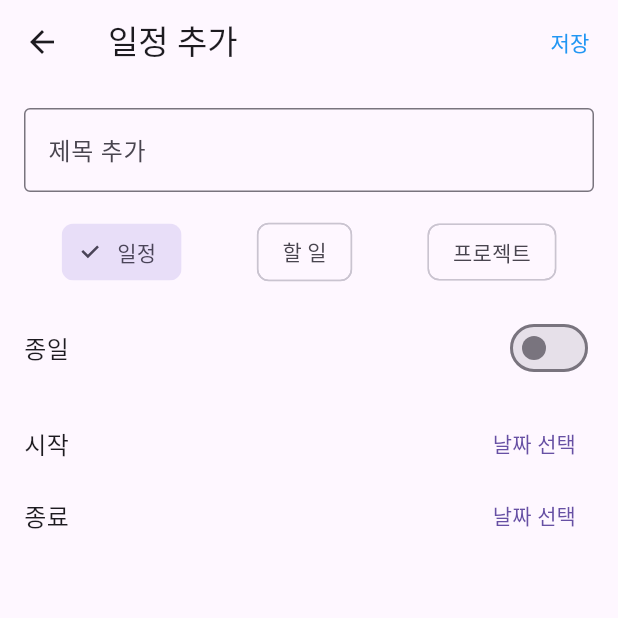
After one commit to jwidom-pixel/Roseo__study, a Flutter app: the screen it shows after launch, after a tap on the "add" icon, on a phone screen of 412 x 824 dp, the top half of it. The commit adds this screen. Run offline on Flutter 3.47's test engine with Material 3 defaults, Android fonts, the phone set to English and light mode, and no system bars; network calls fail.

Commit message:
failed but saving

```diff
--- /dev/null
+++ b/lib/add_schedule/add_schedule.dart
@@ -0,0 +1,241 @@
+import 'dart:convert'; // For JSON decoding
+import 'package:flutter/material.dart';
+import 'package:collection/collection.dart';
+
+class AddSchedulePage extends StatefulWidget {
+  @override
+  _AddSchedulePageState createState() => _AddSchedulePageState();
+}
+
+class Project {
+  final String name;
+  final bool isCompleted;
+  final Color color;
+
+  Project({
+    required this.name,
+    required this.isCompleted,
+    required this.color,
+  });
+
+  factory Project.fromJson(Map<String, dynamic> json) {
+    return Project(
+      name: json['name'],
+      isCompleted: json['isCompleted'],
+      color: Color(int.parse(json['color'].substring(1, 7), radix: 16) + 0xFF000000), // #RRGGBB -> ARGB
+    );
+  }
+}
+
+class _AddSchedulePageState extends State<AddSchedulePage> {
+  String selectedType = '일정'; // Default selected type
+  bool isAllDay = false; // Default all-day toggle
+  DateTime? startDate;
+  DateTime? endDate;
+
+  List<Project> projectList = []; // 프로젝트 데이터 저장
+  String? selectedLabel; // 선택된 프로젝트 이름
+
+  @override
+  void initState() {
+    super.initState();
+    _loadProjects(); // JSON 데이터를 로드
+  }
+
+  // JSON 파일 읽기
+  Future<void> _loadProjects() async {
+    final String response =
+        await DefaultAssetBundle.of(context).loadString('assets/projects.json');
+    final data = json.decode(response);
+    setState(() {
+      projectList = (data['projects'] as List)
+          .map((json) => Project.fromJson(json))
+          .toList();
+    });
+  }
+
+  @override
+  Widget build(BuildContext context) {
+    return Scaffold(
+      appBar: AppBar(
+        title: Text('일정 추가'),
+        actions: [
+          TextButton(
+            onPressed: () {
+              // Save functionality here
+            },
+            child: Text(
+              '저장',
+              style: TextStyle(color: Colors.blue),
+            ),
+          ),
+        ],
+      ),
+      body: Padding(
+        padding: const EdgeInsets.all(16.0),
+        child: Column(
+          crossAxisAlignment: CrossAxisAlignment.start,
+          children: [
+            TextField(
+              decoration: InputDecoration(
+                labelText: '제목 추가',
+                border: OutlineInputBorder(),
+              ),
+            ),
+            SizedBox(height: 16),
+            Row(
+              mainAxisAlignment: MainAxisAlignment.spaceAround,
+              children: [
+                ChoiceChip(
+                  label: Text('일정'),
+                  selected: selectedType == '일정',
+                  onSelected: (selected) {
+                    if (selected) {
+                      setState(() {
+                        selectedType = '일정';
+                      });
+                    }
+                  },
+                ),
+                ChoiceChip(
+                  label: Text('할 일'),
+                  selected: selectedType == '할 일',
+                  onSelected: (selected) {
+                    if (selected) {
+                      setState(() {
+                        selectedType = '할 일';
+                      });
+                    }
+                  },
+                ),
+                ChoiceChip(
+                  label: Text('프로젝트'),
+                  selected: selectedType == '프로젝트',
+                  onSelected: (selected) {
+                    if (selected) {
+                      setState(() {
+                        selectedType = '프로젝트';
+                      });
+                    }
+                  },
+                ),
+              ],
+            ),
+            SizedBox(height: 16),
+            if (selectedType == '프로젝트') ...[
+              Text('라벨 선택', style: TextStyle(fontSize: 16)),
+              SizedBox(height: 8),
+              DropdownButtonFormField<Project>(
+                decoration: InputDecoration(
+                  border: OutlineInputBorder(),
+                ),
+                value: selectedLabel != null
+    ? projectList.firstWhereOrNull((project) => project.name == selectedLabel)
+    : null,
+                items: projectList
+                    .where((project) => !project.isCompleted) // 완료되지 않은 프로젝트만 필터링
+                    .map((project) {
+                      return DropdownMenuItem<Project>(
+                        value: selectedLabel != null
+    ? projectList.firstWhereOrNull((project) => project.name == selectedLabel)
+    : null,
+                        child: Row(
+                          children: [
+                            Container(
+                              width: 16,
+                              height: 16,
+                              decoration: BoxDecoration(
+                                color: project.color, // 프로젝트 색상 표시
+                                shape: BoxShape.circle,
+                              ),
+                            ),
+                            SizedBox(width: 8),
+                            Text(project.name), // 프로젝트 이름 표시
+                          ],
+                        ),
+                      );
+                    })
+                    .toList(),
+                onChanged: (Project? value) {
+                  setState(() {
+                    selectedLabel = value?.name; // 선택된 프로젝트의 이름 저장
+                  });
+                },
+              ),
+              SizedBox(height: 16),
+            ],
+            Row(
+              children: [
+                Text('종일', style: TextStyle(fontSize: 16)),
+                Spacer(),
+                Switch(
+                  value: isAllDay,
+                  onChanged: (value) {
+                    setState(() {
+                      isAllDay = value;
+                    });
+                  },
+                ),
+              ],
+            ),
+            SizedBox(height: 16),
+            Row(
+              children: [
+                Text('시작', style: TextStyle(fontSize: 16)),
+                Spacer(),
+                TextButton(
+                  onPressed: () async {
+                    final date = await showDatePicker(
+                      context: context,
+                      initialDate: DateTime.now(),
+                      firstDate: DateTime(2023),
+                      lastDate: DateTime(2100),
+                    );
+                    if (date != null) {
+                      setState(() {
+                        startDate = date;
+                      });
+                    }
+                  },
+                  child: Text(
+                    startDate != null
+                        ? '${startDate!.year}-${startDate!.month}-${startDate!.day}'
+                        : '날짜 선택',
+                  ),
+                ),
+              ],
+            ),
+            if (!isAllDay) ...[
+              Row(
+                children: [
+                  Text('종료', style: TextStyle(fontSize: 16)),
+                  Spacer(),
+                  TextButton(
+                    onPressed: () async {
+                      final date = await showDatePicker(
+                        context: context,
+                        initialDate: startDate ?? DateTime.now(),
+                        firstDate: DateTime(2023),
+                        lastDate: DateTime(2100),
+                      );
+                      if (date != null) {
+                        setState(() {
+                          endDate = date;
+                        });
+                      }
+                    },
+                    child: Text(
+                      endDate != null
+                          ? '${endDate!.year}-${endDate!.month}-${endDate!.day}'
+                          : '날짜 선택',
+                    ),
+                  ),
+                ],
+              ),
+            ],
+          ],
+        ),
+      ),
+    );
+  }
+}
--- a/lib/main.dart
+++ b/lib/main.dart
@@ -2,6 +2,7 @@ import 'package:flutter/material.dart';
 import 'package:flutter/gestures.dart';
 import 'dart:convert';
 import 'package:http/http.dart' as http;
+import 'package:roseo_study/add_schedule/add_schedule.dart';
 
 final Map<int, Map<int, List<Map<String, dynamic>>>> projectDates = {
   2024: {
@@ -16,7 +17,6 @@ final Map<int, Map<int, List<Map<String, dynamic>>>> projectDates = {
     ],
   },
 };
-
 
 void main() {
   runApp(MyApp());
@@ -97,7 +97,6 @@ final projects = [
       {'title': '팟캐스트', 'daysLeft': 83, 'color': Color.fromARGB(255, 255, 164, 6)},
       {'title': '24절기 병풍 프로젝트', 'daysLeft': 320, 'color': Color(0xFFCCA0FF)},
     ];
-
 
     return Scaffold(
       appBar: AppBar(
@@ -218,6 +217,16 @@ final projects = [
             ),
           ],
         ),
+      ),
+      floatingActionButton: FloatingActionButton(
+  onPressed: () {
+    Navigator.push(
+      context,
+      MaterialPageRoute(builder: (context) => (AddSchedulePage())),
+    );
+  },
+  backgroundColor: Colors.black,
+  child: Icon(Icons.add, color: Colors.white),
 ),
 
       // 하단 네비게이션
```
Also changed, not shown: lib/assets/projects.json (added, +22 -0 lines), pubspec.yaml (+3 -71 lines). Lines whose indentation alone changed are shown as unchanged.
